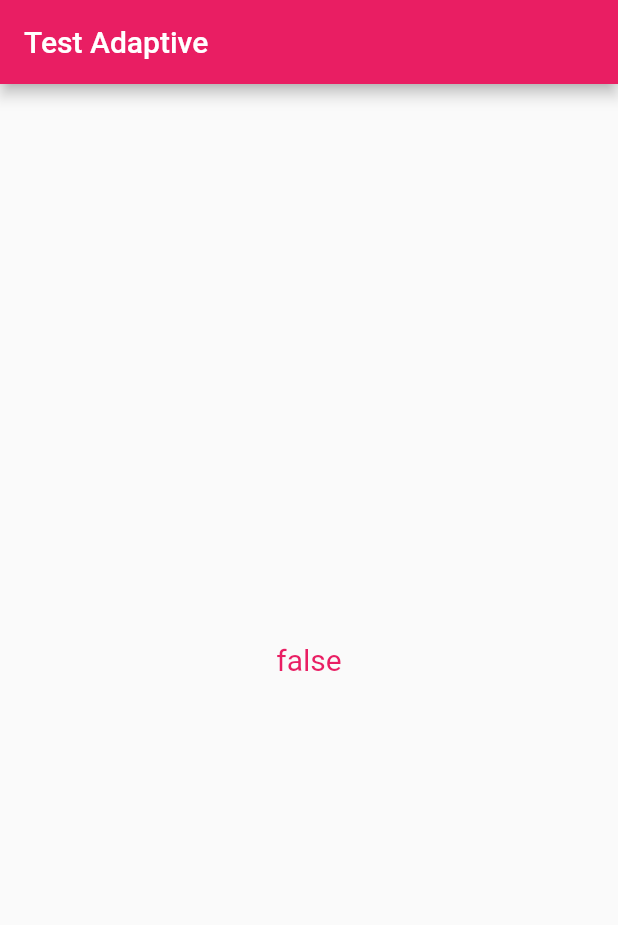
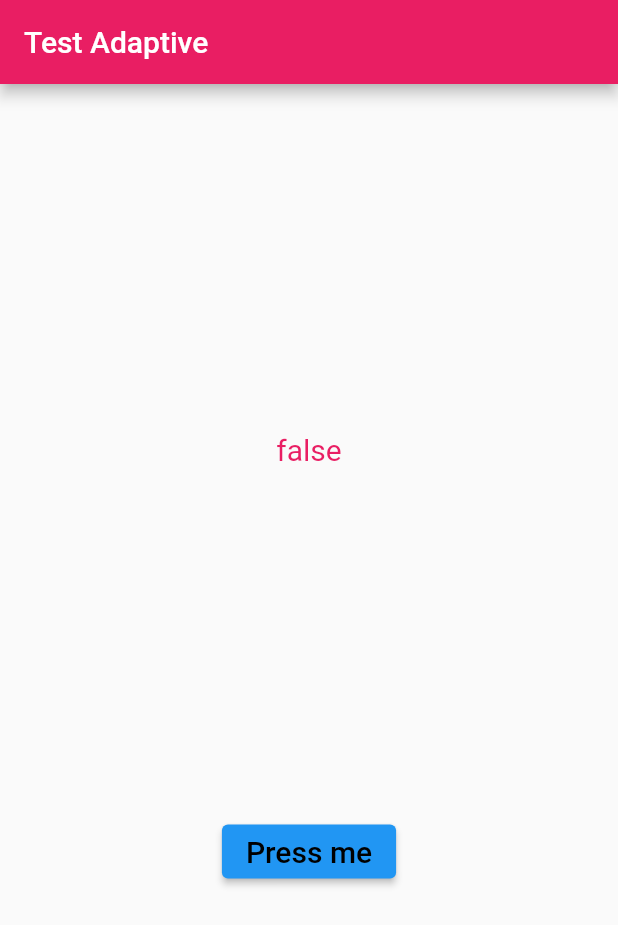
Before and after one commit to Nufreort/adaptive_codabee, a Flutter app: the screen it shows after launch, on a phone screen of 412 x 824 dp. Shown: the top 925 px of the screen. Run offline on Flutter 3.47's test engine with Material 2 defaults, Android fonts, the phone set to English and light mode, and no system bars.

Commit message:
add Alert

```diff
--- a/sample_app/lib/main.dart
+++ b/sample_app/lib/main.dart
@@ -36,7 +36,13 @@ class _MyHomePageState extends State<MyHomePage> {
     return Adaptive.scaffold(
         string: "Test Adaptive",
         widget: Center(
-          child: Adaptive.text(string: "${Adaptive.isWeb()}", color: Colors.pink),
+          child: Column(
+            mainAxisAlignment: MainAxisAlignment.spaceEvenly,
+            children: [
+              Adaptive.text(string: "${Adaptive.isWeb()}", color: Colors.pink),
+              ElevatedButton(onPressed: ()=> Adaptive.alert(context: context), child: Adaptive.text(string: "Press me"))
+            ],
+          )
         ),
     );
   }
```
Also changed, not shown: lib/adaptive_codabee.dart (+39 -0 lines).
